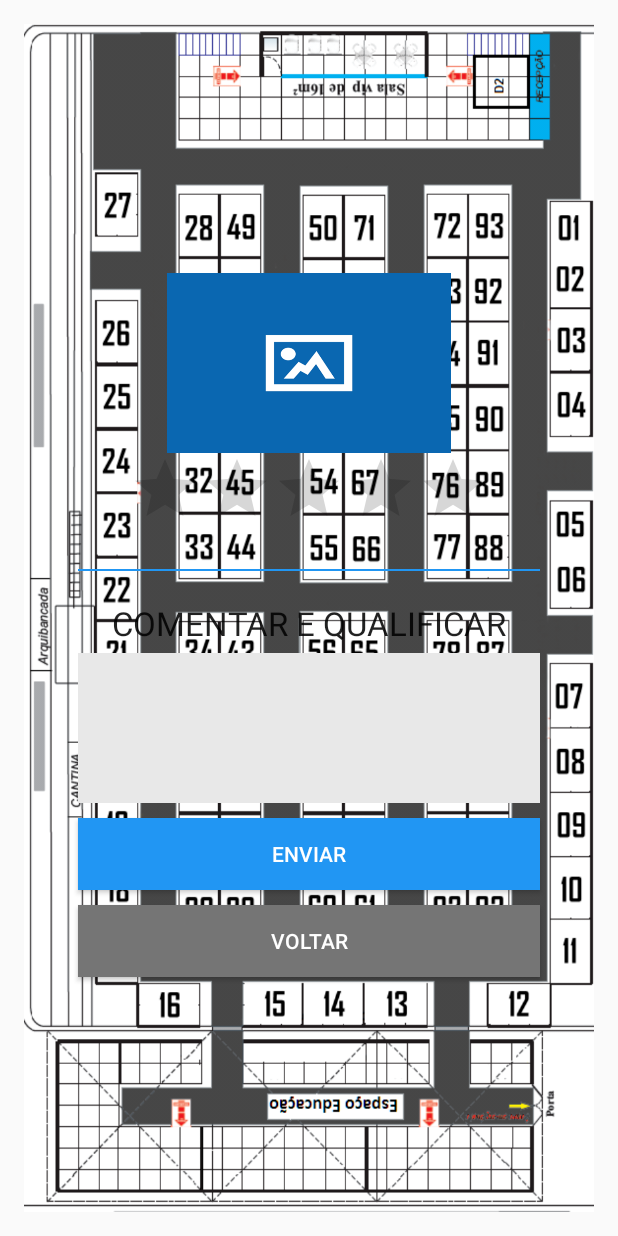
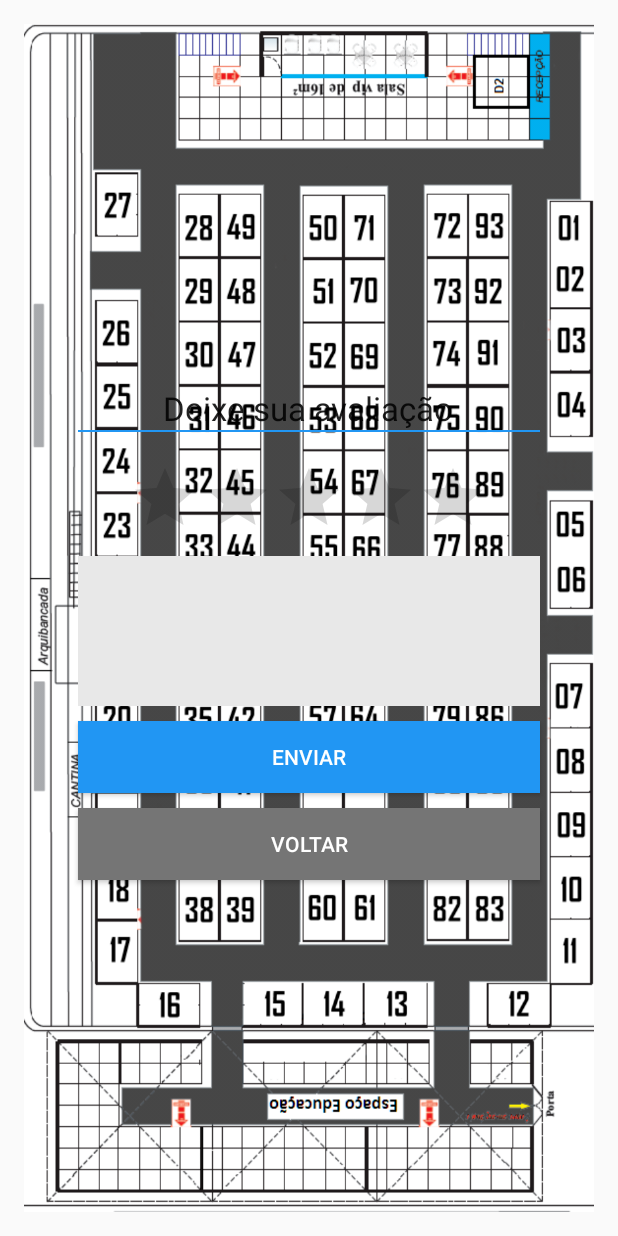
Before and after one commit to evertonferreirasrs/PFC, an Android app: the fragment ComentarQualificarFragment placed in its activity, on a phone screen of 412 x 824 dp. Run offline under Robolectric (Android 15) with nearby library versions, the phone set to English and light mode, and no system bars.

Commit message:
Fix layout. Remove logo from header nav. Remove image from layout rate.

```diff
--- a/mobile/LocalizaE/app/src/main/res/layout/fragment_comentar_qualificar.xml
+++ b/mobile/LocalizaE/app/src/main/res/layout/fragment_comentar_qualificar.xml
@@ -15,16 +15,32 @@
         android:paddingRight="@dimen/activity_horizontal_margin"
         android:paddingTop="@dimen/activity_vertical_margin">
 
-        <ImageView
-            android:id="@+id/imageView2"
+        <!--<ImageView-->
+            <!--android:id="@+id/imageView2"-->
+            <!--android:layout_width="fill_parent"-->
+            <!--android:layout_height="120dp"-->
+            <!--android:layout_gravity="center_horizontal"-->
+            <!--android:layout_marginLeft="20dp"-->
+            <!--android:layout_marginRight="20dp"-->
+            <!--android:layout_marginTop="10dp"-->
+            <!--android:src="@drawable/img_localizae" />-->
+        <TextView
+            android:id="@+id/textView10"
+            android:layout_width="wrap_content"
+            android:layout_height="wrap_content"
+            android:layout_gravity="center_horizontal"
+            android:layout_marginTop="20dp"
+            android:text="Deixe sua avaliação"
+            android:textAppearance="?android:attr/textAppearanceLarge" />
+
+        <View
             android:layout_width="fill_parent"
-            android:layout_height="120dp"
-            android:layout_gravity="center_horizontal"
+            android:layout_height="1dp"
             android:layout_marginLeft="20dp"
             android:layout_marginRight="20dp"
-            android:layout_marginTop="10dp"
-            android:src="@drawable/img_localizae" />
-
+            android:layout_marginBottom="20dp"
+            android:background="@color/colorPrimaryDark"
+            android:focusable="false" />
 
         <RatingBar
             android:id="@+id/comentarQualificar_nota"
@@ -34,23 +50,9 @@
             android:numStars="5"
             android:stepSize="1"/>
 
-        <View
-            android:layout_width="fill_parent"
-            android:layout_height="1dp"
-            android:layout_marginLeft="20dp"
-            android:layout_marginRight="20dp"
-            android:layout_marginTop="20dp"
-            android:background="@color/colorPrimaryDark"
-            android:focusable="false" />
 
-        <TextView
-            android:id="@+id/textView10"
-            android:layout_width="wrap_content"
-            android:layout_height="wrap_content"
-            android:layout_gravity="center_horizontal"
-            android:layout_marginTop="20dp"
-            android:text="COMENTAR E QUALIFICAR"
-            android:textAppearance="?android:attr/textAppearanceLarge" />
+
+
 
         <EditText
             android:id="@+id/comentario_editText_comentario"
--- a/mobile/LocalizaE/app/src/main/res/menu/menu.xml
+++ b/mobile/LocalizaE/app/src/main/res/menu/menu.xml
@@ -3,11 +3,11 @@
     xmlns:app="http://schemas.android.com/apk/res-auto">
 
 
-    <item android:id="@+id/menuSearch"
-        android:title="Logo LocalizaÊ"
-        android:icon="@drawable/logo_splash"
-        app:showAsAction="always"
-        ></item>
+    <!--<item android:id="@+id/menuSearch"-->
+        <!--android:title="Logo LocalizaÊ"-->
+        <!--android:icon="@drawable/logo_splash"-->
+        <!--app:showAsAction="always"-->
+        <!--&gt;</item>-->
 
 
     <!--<item-->
```
